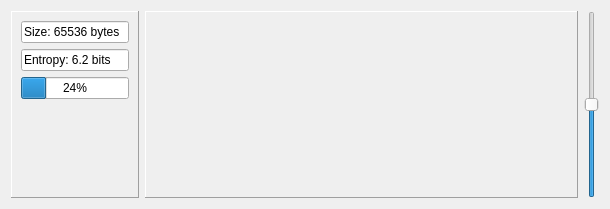
vaginessa/yaragui, file src/ui/target_panel.ui: the form before one commit.
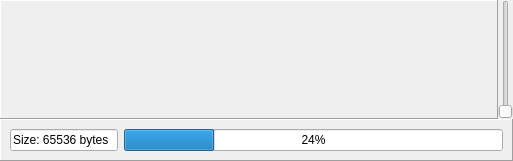
The form after the commit.

```diff
--- a/src/ui/target_panel.ui
+++ b/src/ui/target_panel.ui
@@ -6,8 +6,8 @@
    <rect>
     <x>0</x>
     <y>0</y>
-    <width>610</width>
-    <height>209</height>
+    <width>513</width>
+    <height>161</height>
    </rect>
   </property>
   <property name="sizePolicy">
@@ -19,59 +19,26 @@
   <property name="windowTitle">
    <string>Form</string>
   </property>
-  <layout class="QHBoxLayout" name="layout" stretch="0,1,0">
-   <item>
-    <widget class="QFrame" name="infoFrame">
-     <property name="frameShape">
-      <enum>QFrame::Panel</enum>
-     </property>
-     <property name="frameShadow">
-      <enum>QFrame::Raised</enum>
-     </property>
-     <layout class="QVBoxLayout" name="verticalLayout_2">
-      <item>
-       <widget class="QLineEdit" name="sizeText">
-        <property name="text">
-         <string>Size: 65536 bytes</string>
-        </property>
-        <property name="readOnly">
-         <bool>true</bool>
-        </property>
-       </widget>
-      </item>
-      <item>
-       <widget class="QLineEdit" name="entropyText">
-        <property name="text">
-         <string>Entropy: 6.2 bits</string>
-        </property>
-        <property name="readOnly">
-         <bool>true</bool>
-        </property>
-       </widget>
-      </item>
+  <layout class="QHBoxLayout" name="layout">
+   <property name="spacing">
+    <number>0</number>
+   </property>
+   <property name="leftMargin">
+    <number>0</number>
+   </property>
+   <property name="topMargin">
+    <number>0</number>
+   </property>
+   <property name="rightMargin">
+    <number>0</number>
+   </property>
+   <property name="bottomMargin">
+    <number>0</number>
+   </property>
       <item>
-       <widget class="QProgressBar" name="progressBar">
-        <property name="value">
-         <number>24</number>
-        </property>
-       </widget>
-      </item>
+    <layout class="QVBoxLayout" name="verticalLayout">
       <item>
-       <spacer name="verticalSpacer_2">
-        <property name="orientation">
-         <enum>Qt::Vertical</enum>
-        </property>
-        <property name="sizeHint" stdset="0">
-         <size>
-          <width>20</width>
-          <height>75</height>
-         </size>
-        </property>
-       </spacer>
-      </item>
-     </layout>
-    </widget>
-   </item>
+      <layout class="QHBoxLayout" name="horizontalLayout">
    <item>
     <widget class="QFrame" name="leftFrame">
      <property name="frameShape">
@@ -124,13 +91,13 @@
    <item>
     <widget class="QSlider" name="slider">
      <property name="minimum">
-      <number>0</number>
+          <number>1</number>
      </property>
      <property name="maximum">
-      <number>100</number>
-     </property>
-     <property name="value">
-      <number>50</number>
+          <number>99</number>
+         </property>
+         <property name="tracking">
+          <bool>true</bool>
      </property>
      <property name="orientation">
       <enum>Qt::Vertical</enum>
@@ -139,6 +106,39 @@
       <enum>QSlider::NoTicks</enum>
      </property>
     </widget>
+       </item>
+      </layout>
+     </item>
+     <item>
+      <widget class="QFrame" name="infoFrame">
+       <property name="frameShape">
+        <enum>QFrame::Panel</enum>
+       </property>
+       <property name="frameShadow">
+        <enum>QFrame::Raised</enum>
+       </property>
+       <layout class="QHBoxLayout" name="horizontalLayout_2" stretch="0,1">
+        <item>
+         <widget class="QLineEdit" name="sizeText">
+          <property name="text">
+           <string>Size: 65536 bytes</string>
+          </property>
+          <property name="readOnly">
+           <bool>true</bool>
+          </property>
+         </widget>
+        </item>
+        <item>
+         <widget class="QProgressBar" name="progressBar">
+          <property name="value">
+           <number>24</number>
+          </property>
+         </widget>
+        </item>
+       </layout>
+      </widget>
+     </item>
+    </layout>
    </item>
   </layout>
  </widget>
```
Lines whose indentation alone changed are shown as unchanged.
